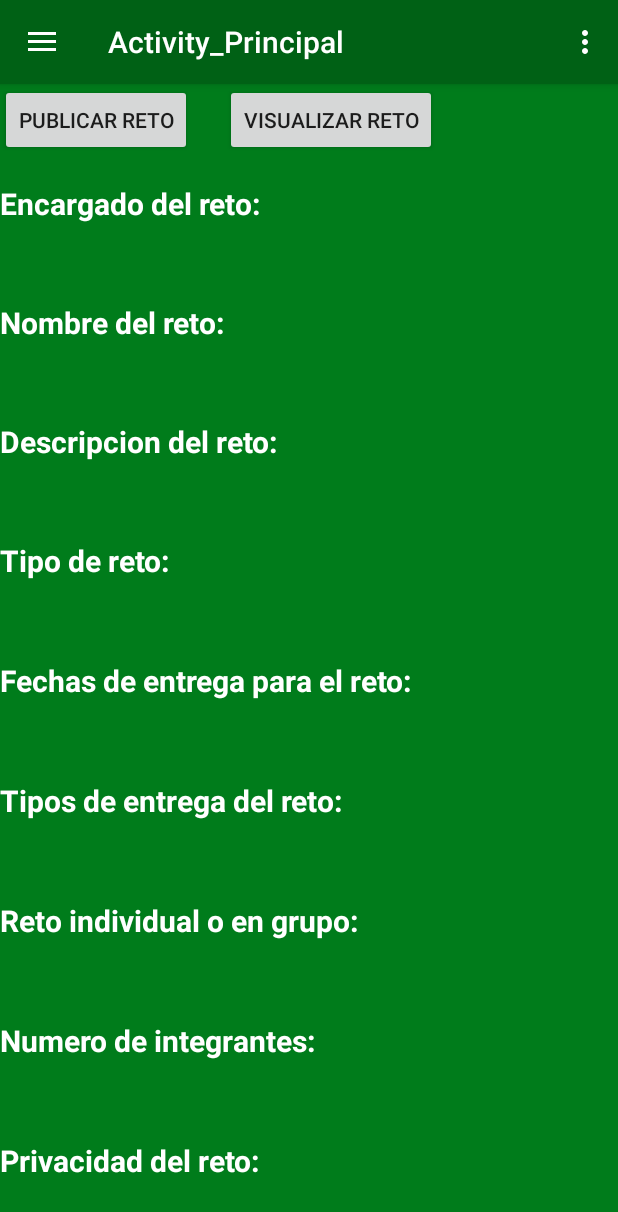
After one commit to andresarangopro/appCompact, an Android app: the fragment FragmentVisualizarRetos placed in its activity, on a phone screen of 412 x 824 dp. The commit adds this screen. Shown: the top 1212 px of the screen. Run offline under Robolectric (Android 15) with nearby library versions, the phone set to English and light mode, and no system bars; our stand-ins replace Firebase (no records; nobody signed in at launch, a user with empty details on screens opened directly).

Commit message:
Visualizacion retos

```diff
--- a/app/build.gradle
+++ b/app/build.gradle
@@ -35,4 +35,5 @@ dependencies {
 }
 
 
+
 apply plugin: 'com.google.gms.google-services'
--- a/app/src/main/java/com/example/felipearango/appcompact/activitys/Activity_Principal.java
+++ b/app/src/main/java/com/example/felipearango/appcompact/activitys/Activity_Principal.java
@@ -13,11 +13,15 @@ import android.view.Menu;
 import android.view.MenuItem;
 import android.view.View;
 import android.widget.Button;
+import android.widget.Switch;
 
 import com.example.felipearango.appcompact.R;
 
 public class Activity_Principal extends AppCompatActivity
-        implements NavigationView.OnNavigationItemSelectedListener, FragmentRetos.OnFragmentInteractionListener {
+        implements NavigationView.OnNavigationItemSelectedListener, FragmentRetos.OnFragmentInteractionListener,
+            FragmentVisualizarRetos.OnFragmentInteractionListener{
+
+    Button btnPublicarReto, btnVisualizarReto;
 
     @Override
     protected void onCreate(Bundle savedInstanceState) {
@@ -25,6 +29,7 @@ public class Activity_Principal extends AppCompatActivity
         setContentView(R.layout.activity__principal);
         Toolbar toolbar = (Toolbar) findViewById(R.id.toolbar);
         setSupportActionBar(toolbar);
+        initComponents();
 
         DrawerLayout drawer = (DrawerLayout) findViewById(R.id.drawer_layout);
         ActionBarDrawerToggle toggle = new ActionBarDrawerToggle(
@@ -36,8 +41,8 @@ public class Activity_Principal extends AppCompatActivity
         navigationView.setNavigationItemSelectedListener(this);
 
         final FragmentRetos fragmentRetos = new FragmentRetos();
+        final FragmentVisualizarRetos fragmentVisualizarRetos = new FragmentVisualizarRetos();
 
-        Button btnPublicarReto = (Button) findViewById(R.id.btnFragReto);
         btnPublicarReto.setOnClickListener(new View.OnClickListener() {
             @Override
             public void onClick(View view) {
@@ -46,6 +51,17 @@ public class Activity_Principal extends AppCompatActivity
                 transition.commit();
             }
         });
+
+        btnVisualizarReto.setOnClickListener(new View.OnClickListener() {
+            @Override
+            public void onClick(View view) {
+                FragmentTransaction transition = getSupportFragmentManager().beginTransaction();
+                transition.replace(R.id.FrFragments, fragmentVisualizarRetos);
+                transition.commit();
+            }
+        });
+
+
     }
 
     @Override
@@ -109,4 +125,9 @@ public class Activity_Principal extends AppCompatActivity
     public void onFragmentInteraction(Uri uri) {
 
     }
+
+    private void initComponents(){
+        btnPublicarReto = (Button) findViewById(R.id.btnFragReto);
+        btnVisualizarReto = (Button) findViewById(R.id.btnVisualizarReto);
+    }
 }
--- /dev/null
+++ b/app/src/main/java/com/example/felipearango/appcompact/activitys/FragmentVisualizarRetos.java
@@ -0,0 +1,175 @@
+package com.example.felipearango.appcompact.activitys;
+
+import android.content.Context;
+import android.net.Uri;
+import android.os.Bundle;
+import android.support.v4.app.Fragment;
+import android.view.LayoutInflater;
+import android.view.View;
+import android.view.ViewGroup;
+import android.widget.TextView;
+import android.widget.Toast;
+
+import com.example.felipearango.appcompact.R;
+import com.example.felipearango.appcompact.clases.Reto;
+import com.google.firebase.database.ChildEventListener;
+import com.google.firebase.database.DataSnapshot;
+import com.google.firebase.database.DatabaseError;
+import com.google.firebase.database.DatabaseReference;
+import com.google.firebase.database.FirebaseDatabase;
+import com.google.firebase.database.ValueEventListener;
+
+import java.util.ArrayList;
+
+/**
+ * A simple {@link Fragment} subclass.
+ * Activities that contain this fragment must implement the
+ * {@link FragmentVisualizarRetos.OnFragmentInteractionListener} interface
+ * to handle interaction events.
+ * Use the {@link FragmentVisualizarRetos#newInstance} factory method to
+ * create an instance of this fragment.
+ */
+public class FragmentVisualizarRetos extends Fragment {
+
+    /////////////////////////////////////
+    //Variables
+    ////////////////////////////////////
+    TextView tvEncargado, tvNombre, tvDescripcion, tvTipo, tvFechas, tvEntregas, tvIndividualGrupo,
+                tvNumIntegrantes, tvPrivacidad;
+    ArrayList<Reto> lstRetos = new ArrayList<>();
+    String rpta;
+
+    public DatabaseReference databaseReference = FirebaseDatabase.getInstance().getReference();
+    DatabaseReference RetosRef = databaseReference.child("Retos");
+
+    // TODO: Rename parameter arguments, choose names that match
+    // the fragment initialization parameters, e.g. ARG_ITEM_NUMBER
+    private static final String ARG_PARAM1 = "param1";
+    private static final String ARG_PARAM2 = "param2";
+
+    // TODO: Rename and change types of parameters
+    private String mParam1;
+    private String mParam2;
+
+    private OnFragmentInteractionListener mListener;
+
+    public FragmentVisualizarRetos() {
+        // Required empty public constructor
+    }
+
+    /**
+     * Use this factory method to create a new instance of
+     * this fragment using the provided parameters.
+     *
+     * @param param1 Parameter 1.
+     * @param param2 Parameter 2.
+     * @return A new instance of fragment FragmentVisualizarRetos.
+     */
+    // TODO: Rename and change types and number of parameters
+    public static FragmentVisualizarRetos newInstance(String param1, String param2) {
+        FragmentVisualizarRetos fragment = new FragmentVisualizarRetos();
+        Bundle args = new Bundle();
+        args.putString(ARG_PARAM1, param1);
+        args.putString(ARG_PARAM2, param2);
+        fragment.setArguments(args);
+        return fragment;
+    }
+
+    @Override
+    public void onCreate(Bundle savedInstanceState) {
+        super.onCreate(savedInstanceState);
+        if (getArguments() != null) {
+            mParam1 = getArguments().getString(ARG_PARAM1);
+            mParam2 = getArguments().getString(ARG_PARAM2);
+        }
+    }
+
+    @Override
+    public View onCreateView(LayoutInflater inflater, ViewGroup container,
+                             Bundle savedInstanceState) {
+        // Inflate the layout for this fragment
+        View view = inflater.inflate(R.layout.fragment_fragment_visualizar_retos, container, false);
+
+        tvEncargado = (TextView) view.findViewById(R.id.tvEmailEncargado);
+        tvNombre = (TextView) view.findViewById(R.id.tvNombreReto);
+        tvDescripcion = (TextView) view.findViewById(R.id.tvDescripcionReto);
+        tvTipo = (TextView) view.findViewById(R.id.tvTipoReto);
+        tvFechas = (TextView) view.findViewById(R.id.tvFechas);
+        tvEntregas = (TextView) view.findViewById(R.id.tvEntregas);
+        tvIndividualGrupo = (TextView) view.findViewById(R.id.tvIndividualGrupo);
+        tvNumIntegrantes = (TextView) view.findViewById(R.id.tvNumIntegrantes);
+        tvPrivacidad = (TextView) view.findViewById(R.id.tvPrivacidad);
+
+
+        RetosRef.orderByChild("nombre").addChildEventListener(new ChildEventListener() {
+            @Override
+            public void onChildAdded(DataSnapshot dataSnapshot, String s) {
+                Reto reto = dataSnapshot.getValue(Reto.class);
+                lstRetos.add(reto);
+            }
+
+            @Override
+            public void onChildChanged(DataSnapshot dataSnapshot, String s) {
+
+            }
+
+            @Override
+            public void onChildRemoved(DataSnapshot dataSnapshot) {
+
+            }
+
+            @Override
+            public void onChildMoved(DataSnapshot dataSnapshot, String s) {
+
+            }
+
+            @Override
+            public void onCancelled(DatabaseError databaseError) {
+
+            }
+        });
+
+        lstRetos.clear();
+
+        return view;
+    }
+
+    // TODO: Rename method, update argument and hook method into UI event
+    public void onButtonPressed(Uri uri) {
+        if (mListener != null) {
+            mListener.onFragmentInteraction(uri);
+        }
+    }
+
+    @Override
+    public void onAttach(Context context) {
+        super.onAttach(context);
+        if (context instanceof OnFragmentInteractionListener) {
+            mListener = (OnFragmentInteractionListener) context;
+        } else {
+            throw new RuntimeException(context.toString()
+                    + " must implement OnFragmentInteractionListener");
+        }
+    }
+
+    @Override
+    public void onDetach() {
+        super.onDetach();
+        mListener = null;
+    }
+
+    /**
+     * This interface must be implemented by activities that contain this
+     * fragment to allow an interaction in this fragment to be communicated
+     * to the activity and potentially other fragments contained in that
+     * activity.
+     * <p>
+     * See the Android Training lesson <a href=
+     * "http://developer.android.com/training/basics/fragments/communicating.html"
+     * >Communicating with Other Fragments</a> for more information.
+     */
+    public interface OnFragmentInteractionListener {
+        // TODO: Update argument type and name
+        void onFragmentInteraction(Uri uri);
+    }
+}
--- a/app/src/main/res/layout/content_activity__principal.xml
+++ b/app/src/main/res/layout/content_activity__principal.xml
@@ -15,4 +15,11 @@
         android:layout_width="wrap_content"
         android:layout_height="wrap_content"
         android:text="publicar reto" />
+
+    <Button
+        android:id="@+id/btnVisualizarReto"
+        android:layout_width="wrap_content"
+        android:layout_height="wrap_content"
+        android:text="Visualizar reto"
+        android:layout_marginLeft="150dp"/>
 </FrameLayout>
--- /dev/null
+++ b/app/src/main/res/layout/fragment_fragment_visualizar_retos.xml
@@ -0,0 +1,121 @@
+<?xml version="1.0" encoding="utf-8"?>
+<LinearLayout xmlns:android="http://schemas.android.com/apk/res/android"
+    xmlns:tools="http://schemas.android.com/tools"
+    android:layout_width="match_parent"
+    android:layout_height="match_parent"
+    android:orientation="vertical"
+    android:layout_weight="150"
+
+    tools:context="com.example.felipearango.appcompact.activitys.FragmentRetos">
+
+    <!-- TODO: Update blank fragment layout -->
+    <TextView
+        android:id="@+id/tvEmailEncargado"
+        android:layout_width="match_parent"
+        android:layout_height="0dp"
+        android:layout_marginBottom="20dp"
+        android:layout_weight="15"
+        android:gravity="center_vertical"
+        android:text="Encargado del reto:"
+        android:textColor="@color/colorAccent"
+        android:textSize="20sp"
+        android:textStyle="bold"
+        android:layout_marginTop="50dp"/>
+
+    <TextView
+        android:id="@+id/tvNombreReto"
+        android:layout_width="match_parent"
+        android:layout_height="0dp"
+        android:layout_marginBottom="20dp"
+        android:layout_weight="15"
+        android:gravity="center_vertical"
+        android:text="Nombre del reto:"
+        android:textColor="@color/colorAccent"
+        android:textSize="20sp"
+        android:textStyle="bold" />
+
+    <TextView
+        android:id="@+id/tvDescripcionReto"
+        android:layout_width="match_parent"
+        android:layout_height="0dp"
+        android:layout_marginBottom="20dp"
+        android:layout_weight="15"
+        android:gravity="center_vertical"
+        android:text="Descripcion del reto:"
+        android:textColor="@color/colorAccent"
+        android:textSize="20sp"
+        android:textStyle="bold" />
+
+    <TextView
+        android:id="@+id/tvTipoReto"
+        android:layout_width="match_parent"
+        android:layout_height="0dp"
+        android:layout_marginBottom="20dp"
+        android:layout_weight="15"
+        android:gravity="center_vertical"
+        android:text="Tipo de reto:"
+        android:textColor="@color/colorAccent"
+        android:textSize="20sp"
+        android:textStyle="bold" />
+
+    <TextView
+        android:id="@+id/tvFechas"
+        android:layout_width="match_parent"
+        android:layout_height="0dp"
+        android:layout_marginBottom="20dp"
+        android:layout_weight="15"
+        android:gravity="center_vertical"
+        android:text="Fechas de entrega para el reto:"
+        android:textColor="@color/colorAccent"
+        android:textSize="20sp"
+        android:textStyle="bold" />
+
+    <TextView
+        android:id="@+id/tvEntregas"
+        android:layout_width="match_parent"
+        android:layout_height="0dp"
+        android:layout_marginBottom="20dp"
+        android:layout_weight="15"
+        android:gravity="center_vertical"
+        android:text="Tipos de entrega del reto:"
+        android:textColor="@color/colorAccent"
+        android:textSize="20sp"
+        android:textStyle="bold" />
+
+    <TextView
+        android:id="@+id/tvIndividualGrupo"
+        android:layout_width="match_parent"
+        android:layout_height="0dp"
+        android:layout_marginBottom="20dp"
+        android:layout_weight="15"
+        android:gravity="center_vertical"
+        android:text="Reto individual o en grupo:"
+        android:textColor="@color/colorAccent"
+        android:textSize="20sp"
+        android:textStyle="bold" />
+
+    <TextView
+        android:id="@+id/tvNumIntegrantes"
+        android:layout_width="match_parent"
+        android:layout_height="0dp"
+        android:layout_marginBottom="20dp"
+        android:layout_weight="15"
+        android:gravity="center_vertical"
+        android:text="Numero de integrantes:"
+        android:textColor="@color/colorAccent"
+        android:textSize="20sp"
+        android:textStyle="bold" />
+
+    <TextView
+        android:id="@+id/tvPrivacidad"
+        android:layout_width="match_parent"
+        android:layout_height="0dp"
+        android:layout_marginBottom="20dp"
+        android:layout_weight="15"
+        android:gravity="center_vertical"
+        android:text="Privacidad del reto:"
+        android:textColor="@color/colorAccent"
+        android:textSize="20sp"
+        android:textStyle="bold" />
+
+</LinearLayout>
```
